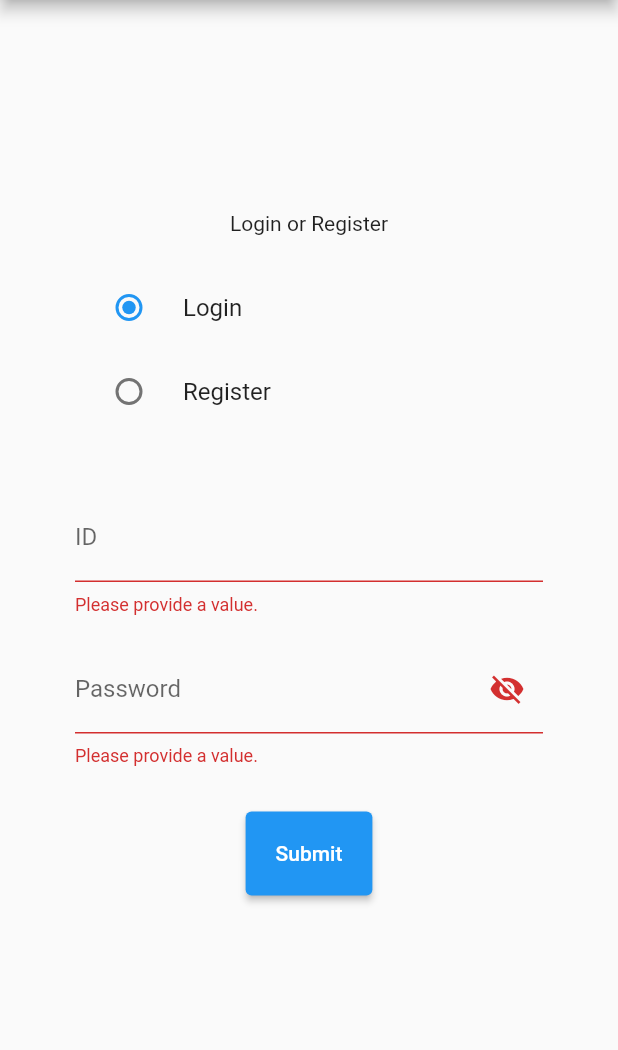
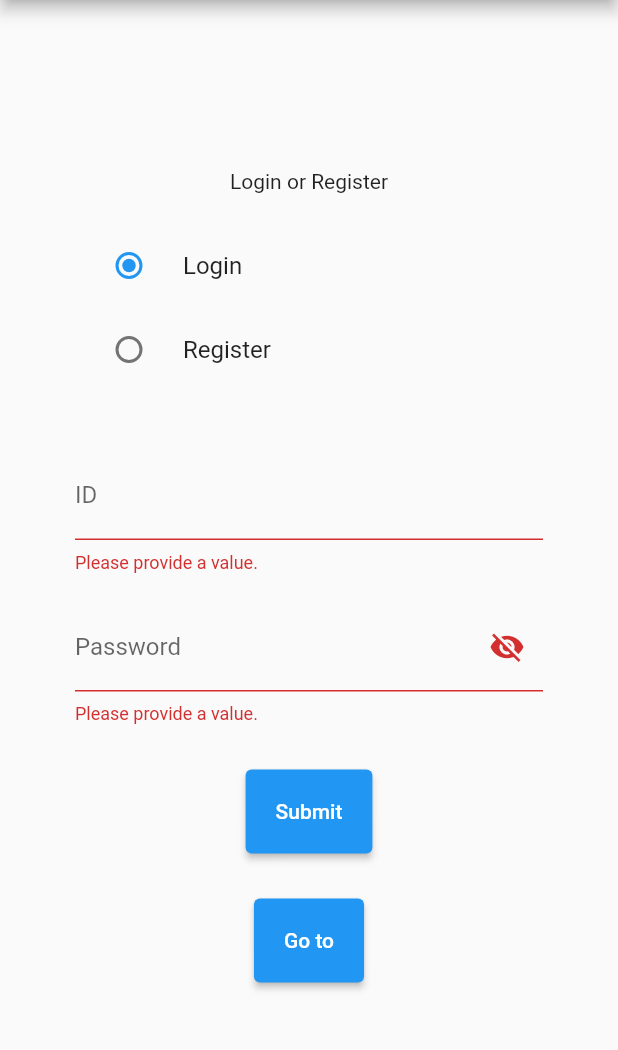
Before and after one commit to LightCube-Organization/LightCube, a Flutter app: the screen it shows after launch, after a tap on "Submit", on a phone screen of 412 x 824 dp, the part 84-1134 px from its top. Run offline on Flutter 3.47's test engine with Material 2 defaults, Android fonts, the phone set to English and light mode, and no system bars; our stand-ins replace firebase_auth; accounts and stored records are empty.

Commit message:
Home画面

```diff
--- a/lib/main.dart
+++ b/lib/main.dart
@@ -1,6 +1,6 @@
 import 'package:flutter/material.dart';
-import 'package:font_awesome_flutter/font_awesome_flutter.dart';
 import 'package:firebase_auth/firebase_auth.dart';
+import './home.dart';
 
 void main() => runApp(MyApp());
 
@@ -11,15 +11,6 @@ class MyApp extends StatelessWidget {
     return MaterialApp(
       title: 'LightCube Start Page',
       theme: ThemeData(
-        // This is the theme of your application.
-        //
-        // Try running your application with "flutter run". You'll see the
-        // application has a blue toolbar. Then, without quitting the app, try
-        // changing the primarySwatch below to Colors.green and then invoke
-        // "hot reload" (press "r" in the console where you ran "flutter run",
-        // or simply save your changes to "hot reload" in a Flutter IDE).
-        // Notice that the counter didn't reset back to zero; the application
-        // is not restarted.
         primarySwatch: Colors.blue,
         visualDensity: VisualDensity.adaptivePlatformDensity,
       ),
@@ -29,16 +20,7 @@ class MyApp extends StatelessWidget {
 }
 
 class LoginPage extends StatefulWidget {
-  LoginPage({Key? key, this.title = "sample"}) : super(key: key);
-
-  // This widget is the home page of your application. It is stateful, meaning
-  // that it has a State object (defined below) that contains fields that affect
-  // how it looks.
-
-  // This class is the configuration for the state. It holds the values (in this
-  // case the title) provided by the parent (in this case the App widget) and
-  // used by the build method of the State. Fields in a Widget subclass are
-  // always marked "final".
+  LoginPage({Key? key,  required this.title}) : super(key: key);
 
   final String title;
 
@@ -54,13 +36,9 @@ class _LoginPageState extends State<LoginPage> {
 
   @override
   Widget build(BuildContext context) {
-    // final double size_width = MediaQuery.of(context).size.width;
-    // This method is rerun every time setState is called, for instance as done
-    // by the _incrementCounter method above.
-    //
-    // The Flutter framework has been optimized to make rerunning build methods
-    // fast, so that you can just rebuild anything that needs updating rather
-    // than having to individually change instances of widgets.
+
+    // ページロード時にログイン判定を追加、ログイン状態ならhome.dartに移動
+
     return Scaffold(
         appBar: AppBar(
           // Here we take the value from the MyHomePage object that was created by
@@ -116,10 +94,10 @@ class _LoginPageState extends State<LoginPage> {
                                   return 'Please provide a value.';
                                 }
                                 if (value.length <= 4) {
-                                  return 'id must be longer than 4 characters.';
+                                  return 'ID must be longer than 4 characters.';
                                 }
                                 if (16 < value.length) {
-                                  return 'id must be less than 16 characters.';
+                                  return 'ID must be less than 16 characters.';
                                 }
                                 if (int.tryParse(value) == null) {
                                   return 'Only numbers can be used as ID.';
@@ -150,11 +128,8 @@ class _LoginPageState extends State<LoginPage> {
                             if (isEmpty(value!)) {
                               return 'Please provide a value.';
                             }
-                            if (value.length <= 4) {
-                              return 'ID must be longer than 4 characters.';
-                            }
-                            if (16 < value.length) {
-                              return 'ID must be less than 16 characters.';
+                            if (value.length <= 6) {
+                              return 'Password must be longer than 6 characters.';
                             }
                             if (int.tryParse(value) == null) {
                               return 'Only numbers can be used as passwords.';
@@ -175,6 +150,16 @@ class _LoginPageState extends State<LoginPage> {
                           child: Text("Submit"),
                           onPressed: validateAndSubmit,
                         )),
+                    ElevatedButton(
+                      style: ButtonStyle(
+                        backgroundColor:
+                        MaterialStateProperty.all(Colors.blue),
+                        padding:
+                        MaterialStateProperty.all(EdgeInsets.all(20.0)),
+                      ),
+                      child: Text("Go to"),
+                      onPressed: test,
+                    ),
                   ],
                 ),
               ),
@@ -206,16 +191,22 @@ class _LoginPageState extends State<LoginPage> {
           UserCredential user = await FirebaseAuth.instance
               .signInWithEmailAndPassword(email: _email, password: _password);
           print('Singed in: ${user.user}');
+          Navigator.pushAndRemoveUntil(context,MaterialPageRoute(builder: (context) => HomePage()),(_) => false);
         } else {
           UserCredential user = await FirebaseAuth.instance
               .createUserWithEmailAndPassword(
                   email: _email, password: _password);
           print('Registered User: ${user.user}');
+          Navigator.pushAndRemoveUntil(context,MaterialPageRoute(builder: (context) => HomePage()),(_) => false);
         }
       } catch (e) {
         print('Error: $e');
       }
     }
+  }
+
+  void test() {
+    Navigator.pushAndRemoveUntil(context,MaterialPageRoute(builder: (context) => HomePage()),(_) => false);
   }
 
   void moveToValue(value) {
```
Also changed, not shown: lib/home.dart (added, +118 -0 lines).
